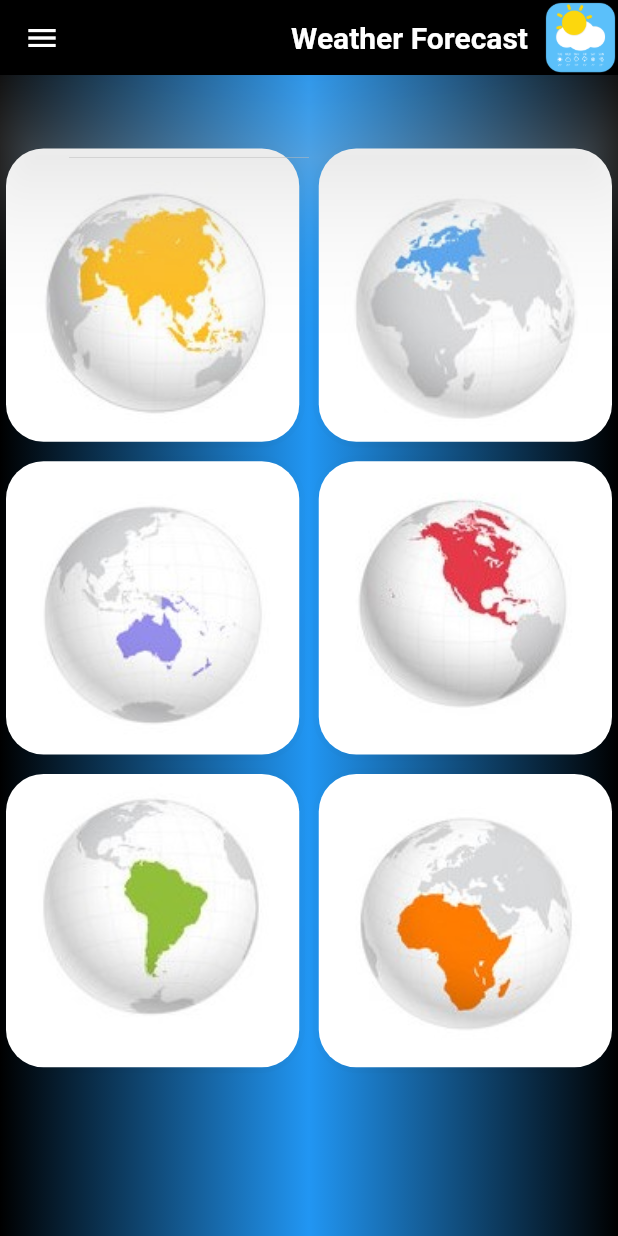
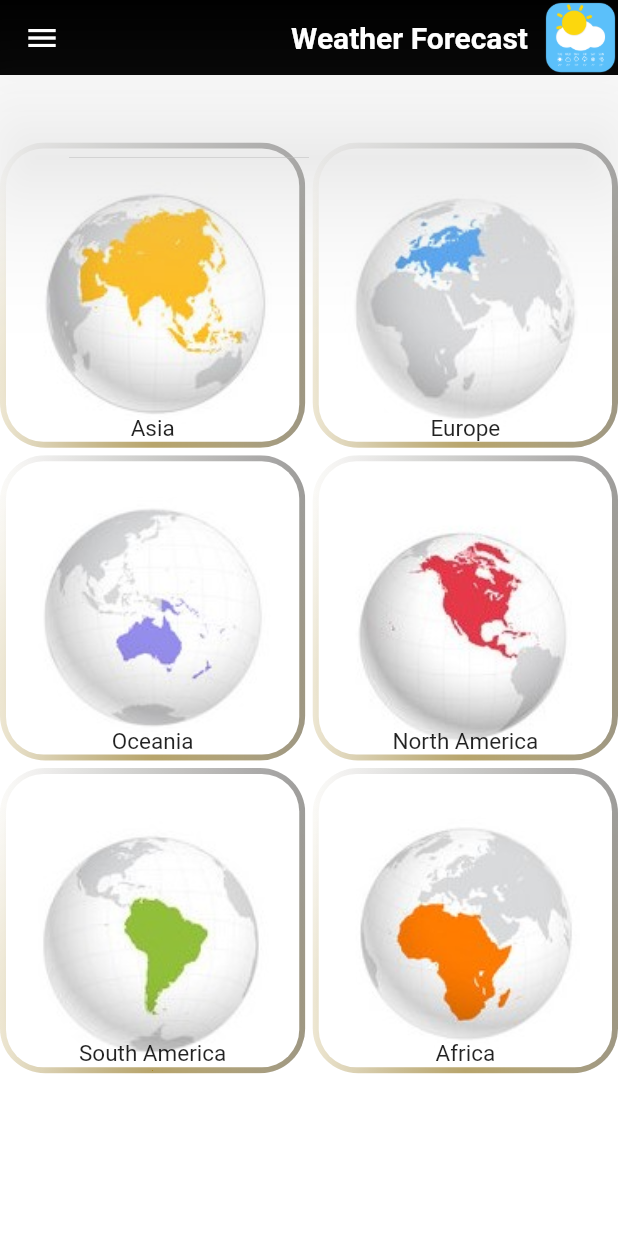
Before and after one commit to mohammadkarbalaee/weather-forcast-app, a Flutter app: the screen it shows after launch, on a phone screen of 412 x 824 dp. Run offline on Flutter 3.47's test engine with Material 2 defaults, Android fonts, the phone set to English and light mode, and no system bars.

Commit message:
added somethinggg

```diff
--- a/lib/continents.dart
+++ b/lib/continents.dart
@@ -53,22 +53,285 @@ class ContinentsPage extends StatelessWidget {
         ]
     ),
     SizedBox(height: 20,),
+    Country(
+        'Saudi Arabia',
+        'arabia',
+        [
+          Colors.green,
+          Colors.green,
+        ]
+    ),
+    SizedBox(height: 20,),
+    Country(
+        'Iraq',
+        'iraq',
+        [
+          Colors.black,
+          Colors.white,
+          Colors.red,
+        ]
+    ),
+    SizedBox(height: 20,),
+    Country(
+        'Qatar',
+        'qatar',
+        [
+          Colors.white,
+          Color(0xff872626),
+        ]
+    ),
+    SizedBox(height: 20,),
+    Country(
+        'Pakistan',
+        'pakistan',
+        [
+          Colors.white,
+          Colors.green,
+        ]
+    ),
+    SizedBox(height: 20,),
+    Country(
+        'Malaysia',
+        'malaysia',
+        [
+          Colors.red,
+          Colors.white,
+        ]
+    ),
+    SizedBox(height: 20,),
   ];
 
   List<Widget> africaCountries = [
-
+    SizedBox(height: 20,),
+    Country(
+        'Algeria',
+        'algeria',
+        [
+          Colors.white,
+          Colors.green,
+        ]
+    ),
+    SizedBox(height: 20,),
+    Country(
+        'Ghana',
+        'ghana',
+        [
+          Colors.green,
+          Colors.amber,
+          Colors.red,
+        ]
+    ),
+    SizedBox(height: 20,),
+    Country(
+        'Nigeria',
+        'nigeria',
+        [
+          Colors.yellow,
+          Color(0xff1f2a7f),
+        ]
+    ),
+    SizedBox(height: 20,),
+    Country(
+        'Tunisia',
+        'tunisia',
+        [
+          Colors.red,
+          Colors.red,
+        ]
+    ),
+    SizedBox(height: 20,),
+    Country(
+        'South Africa',
+        'south_africa',
+        [
+          Colors.red,
+          Colors.amber,
+          Colors.green,
+        ]
+    ),
   ];
   List<Widget> europeCountries = [
-
+    SizedBox(height: 20,),
+    Country(
+        'Germany',
+        'germany',
+        [
+          Colors.black,
+          Colors.red,
+          Colors.amber
+        ]
+    ),
+    SizedBox(height: 20,),
+    Country(
+        'France',
+        'france',
+        [
+          Colors.blue,
+          Colors.white,
+          Colors.red,
+        ]
+    ),
+    SizedBox(height: 20,),
+    Country(
+        'Sweden',
+        'sweden',
+        [
+          Colors.yellow,
+          Color(0xff1f2a7f),
+        ]
+    ),
+    SizedBox(height: 20,),
+    Country(
+        'Hungary',
+        'hungary',
+        [
+          Colors.red,
+          Colors.white,
+          Colors.green,
+        ]
+    ),
+    SizedBox(height: 20,),
+    Country(
+        'Italy',
+        'italy',
+        [
+          Colors.green,
+          Colors.white,
+          Colors.red,
+        ]
+    ),
+    SizedBox(height: 20,),
+    Country(
+        'United kingdom',
+        'uk',
+        [
+          Colors.white,
+          Colors.red,
+          Color(0xff1f2a7f),
+        ]
+    ),
+    SizedBox(height: 20,),
+    Country(
+        'Spain',
+        'spain',
+        [
+          Colors.amber,
+          Colors.red,
+        ]
+    ),
+    SizedBox(height: 20,),
+    Country(
+        'Portugal',
+        'portugal',
+        [
+          Colors.red,
+          Colors.green,
+        ]
+    ),
+    SizedBox(height: 20,),
+    Country(
+        'Finland',
+        'finland',
+        [
+          Colors.blue,
+          Colors.white,
+        ]
+    ),
+    SizedBox(height: 20,),
+    Country(
+        'Switzerland',
+        'swiss',
+        [
+          Colors.white,
+          Colors.red,
+        ]
+    ),
+    SizedBox(height: 20,),
   ];
   List<Widget> southAmericaCountries = [
-
+    SizedBox(height: 20,),
+    Country(
+        'Brazil',
+        'brazil',
+        [
+          Colors.green,
+          Colors.blue,
+          Colors.yellowAccent,
+        ]
+    ),
+    SizedBox(height: 20,),
+    Country(
+        'Argentina',
+        'argentina',
+        [
+          Colors.blue,
+          Colors.white,
+          Colors.blue,
+        ]
+    ),
+    SizedBox(height: 20,),
+    Country(
+        'Columbia',
+        'columbia',
+        [
+          Colors.yellow,
+          Color(0xff1f2a7f),
+          Colors.red
+        ]
+    ),
+    SizedBox(height: 20,),
+    Country(
+        'Mexico',
+        'mexico',
+        [
+          Colors.red,
+          Colors.white,
+          Colors.green,
+        ]
+    ),
+    SizedBox(height: 20,),
+    Country(
+        'Chile',
+        'chile',
+        [
+          Color(0xff1f2a7f),
+          Colors.white,
+          Colors.red,
+        ]
+    ),
   ];
   List<Widget> northAmericaCountries = [
-
+    SizedBox(height: 20,),
+    Country(
+        'United States Of America',
+        'us',
+        [
+          Colors.white,
+          Colors.red,
+          Colors.blue
+        ]
+    ),
+    SizedBox(height: 20,),
+    Country(
+        'Canada',
+        'canada',
+        [
+          Colors.red,
+          Colors.white,
+          Colors.red,
+        ]
+    ),
   ];
   List<Widget> oceaniaCountries = [
-
+    SizedBox(height: 20,),
+    Country(
+        'Australia',
+        'australia',
+        [
+          Color(0xff1f2a7f),
+          Colors.red,
+        ]
+    ),
   ];
 
   @override
@@ -79,8 +342,8 @@ class ContinentsPage extends StatelessWidget {
           decoration: BoxDecoration(
             gradient: LinearGradient(
               colors: [
-                Colors.grey,
-                Colors.amberAccent,
+                Colors.white,
+                Colors.white,
               ]
             )
           ),
@@ -158,7 +421,7 @@ class ContinentsPage extends StatelessWidget {
       backgroundColor:Colors.black,
       appBar: AppBar(
         toolbarHeight: 50,
-        backgroundColor: Color(0xff000000),
+        backgroundColor: Colors.black54,
         actions: [
           Padding(
             padding: EdgeInsets.only(right: 10),
@@ -193,9 +456,8 @@ class ContinentsPage extends StatelessWidget {
         decoration: BoxDecoration(
           gradient: LinearGradient(
               colors: [
-                Colors.black,
-                Colors.blue,
-                Colors.black,
+                Colors.white,
+                Colors.white,
               ]
           )
         ),
@@ -209,27 +471,33 @@ class ContinentsPage extends StatelessWidget {
               children: [
                 Continent(
                   'asia',
-                  asiaCountries
+                  asiaCountries,
+                  'Asia'
                 ),
                 Continent(
                     'europe',
                     europeCountries,
+                  'Europe'
                 ),
                 Continent(
                     'oceania',
                     oceaniaCountries,
+                  'Oceania'
                 ),
                 Continent(
                     'north_america',
                     northAmericaCountries,
+                  'North America'
                 ),
                 Continent(
                     'south_america',
                     southAmericaCountries,
+                  'South America'
                 ),
                 Continent(
                     'africa',
                   africaCountries,
+                  'Africa'
                 ),
               ],
             ),
@@ -244,8 +512,9 @@ class ContinentsPage extends StatelessWidget {
 class Continent extends StatelessWidget {
   var continentName;
   var listOfCountries;
+  var name;
 
-  Continent(this.continentName,this.listOfCountries);
+  Continent(this.continentName,this.listOfCountries,this.name);
 
   @override
   Widget build(BuildContext context) {
@@ -253,21 +522,41 @@ class Continent extends StatelessWidget {
       child: ClipRRect(
         borderRadius: BorderRadius.circular(30),
         child: Container(
+          decoration: BoxDecoration(
+            gradient: LinearGradient(
+              colors:[
+                Colors.white,
+                Colors.grey
+              ]
+            )
+          ),
           height: 300,
           width: 500,
           child: Card(
+            shadowColor: Colors.amber,
             shape: RoundedRectangleBorder(
               borderRadius: BorderRadius.all(Radius.circular(25)),
             ),
-            elevation: 500,
-            child: ListTile(
-                dense: true,
-                title: ClipRRect(
-                  child: Image(
-                    fit: BoxFit.fitHeight,
-                    image: AssetImage('assets/images/${continentName}.jpg'),
+            elevation: 50,
+            child: Stack(
+              alignment: Alignment.bottomCenter,
+              children: [
+                ListTile(
+                    dense: true,
+                    title: ClipRRect(
+                      child: Image(
+                        fit: BoxFit.fitHeight,
+                        image: AssetImage('assets/images/${continentName}.jpg'),
+                      ),
+                    ),
+                ),
+                Text(
+                    name,
+                  style: TextStyle(
+                    fontSize: 15
                   ),
-                )
+                ),
+              ],
             ),
           ),
         ),
@@ -295,7 +584,7 @@ class NavigationDrawerItem extends StatelessWidget {
   Widget build(BuildContext context) {
     return Container(
       child: Card(
-        color: Colors.lightBlue,
+        color: Colors.black54,
         shape: RoundedRectangleBorder(
           borderRadius: BorderRadius.all(Radius.circular(25)),
         ),
--- a/lib/countries_page.dart
+++ b/lib/countries_page.dart
@@ -8,7 +8,7 @@ class CountriesPage extends StatelessWidget {
   @override
   Widget build(BuildContext context) {
     return Container(
-      color: Colors.black,
+      color: Colors.white,
       child: ListView(
         children: countries,
       ),
--- a/lib/country.dart
+++ b/lib/country.dart
@@ -9,7 +9,9 @@ class Country extends StatelessWidget {
 
   @override
   Widget build(BuildContext context) {
-    return  ClipRRect(
+    return  Padding(
+      padding: const EdgeInsets.only(right: 10,left: 10),
+      child: ClipRRect(
         borderRadius: BorderRadius.circular(30),
         child: Container(
           decoration: BoxDecoration(
@@ -50,6 +52,7 @@ class Country extends StatelessWidget {
             ),
           ),
         ),
+      ),
     );
   }
 }
```
Also changed, not shown: assets/images/algeria.png (added), assets/images/arabia.png (added), assets/images/argentina.png (added), assets/images/chile.png (added), assets/images/columbia.png (added), assets/images/finland.png (added), assets/images/ghana.png (added), assets/images/hungary.png (added), assets/images/iraq.png (added), assets/images/malaysia.png (added), assets/images/new.png (added), assets/images/nigeria.png (added), assets/images/pakistan.png (added), assets/images/qatar.png (added), 2 more files. Lines whose indentation alone changed are shown as unchanged.
